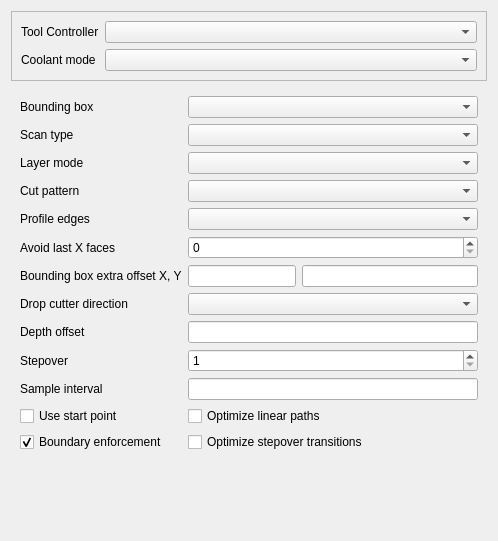
southseact-3d/fcd, file src/Mod/CAM/Gui/Resources/panels/PageOpSurfaceEdit.ui: the form before one commit.
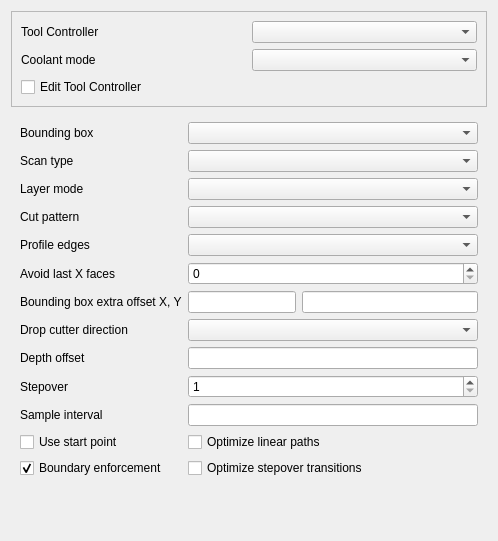
The form after the commit. Custom widgets are drawn as their Qt base class.

Commit message: [CAM] Add UI elements for viewing and editing tool controller parameters from within the operation edit UI (#23180)

```diff
--- a/src/Mod/CAM/Gui/Resources/panels/PageOpSurfaceEdit.ui
+++ b/src/Mod/CAM/Gui/Resources/panels/PageOpSurfaceEdit.ui
@@ -22,7 +22,7 @@
      <property name="frameShadow">
       <enum>QFrame::Raised</enum>
      </property>
-     <layout class="QFormLayout" name="formLayout">
+     <layout class="QGridLayout" name="gridLayout">
       <item row="0" column="0">
        <widget class="QLabel" name="toolController_label">
         <property name="text">
@@ -51,6 +51,13 @@
         </property>
        </widget>
       </item>
+      <item row="2" column="0" colspan="2">
+       <widget class="QCheckBox" name="editToolController">
+        <property name="text">
+         <string>Edit Tool Controller</string>
+        </property>
+       </widget>
+      </item>
      </layout>
     </widget>
    </item>
```
The commit also changes 26 other files.
